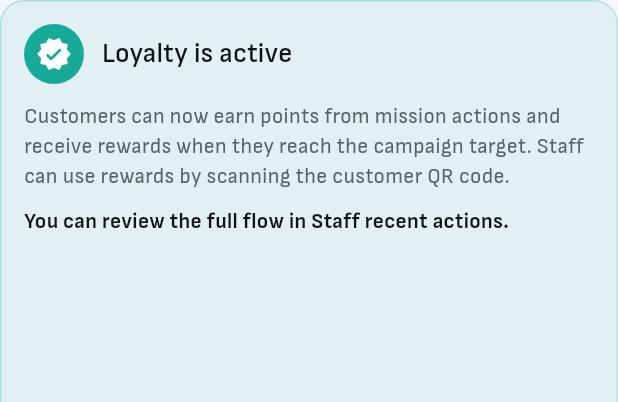
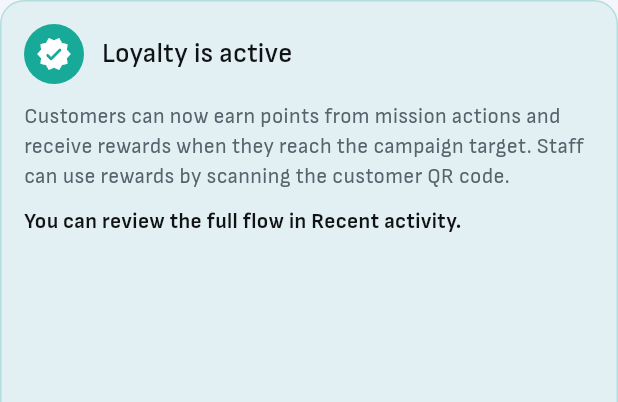
Before and after one commit to abiyarilangeroudi-sudo/zomia, a Flutter app: the _OwnerActiveLoyaltySummary widget shown alone on an empty page, opened directly, on a phone screen of 412 x 824 dp. Shown: the top 402 px of the screen. Run offline on Flutter 3.47's test engine with Material 3 defaults, Android fonts, the light colour scheme and no system bars; our stand-ins replace dio, flutter_riverpod, flutter_secure_storage, flutter_svg, go_router, qr_flutter and 1 more; missing offline and left inert: mobile_scanner; accounts and stored records are empty; network calls fail.

Commit message:
Polish owner recent activity copy

```diff
--- a/frontend/lib/features/owner_setup/presentation/owner_activity_dialog.dart
+++ b/frontend/lib/features/owner_setup/presentation/owner_activity_dialog.dart
@@ -37,7 +37,7 @@ class _OwnerRecentActionsDialogState
   Widget build(BuildContext context) {
     return Scaffold(
       appBar: AppTopBar(
-        title: 'Staff Recent Actions',
+        title: 'Recent activity',
         variant: AppTopBarVariant.modal,
       ),
       body: SafeArea(
@@ -94,11 +94,6 @@ class _OwnerRecentActionsDialogState
                 child: Column(
                   crossAxisAlignment: CrossAxisAlignment.stretch,
                   children: [
-                    const SectionHeader(
-                      title: 'Recent activity',
-                      subtitle: 'Latest staff actions for this business.',
-                    ),
-                    const SizedBox(height: 12),
                     ...activities.map((activity) {
                       final presentation = ownerActivityPresentation(activity);
                       return Padding(
--- a/frontend/lib/features/owner_setup/presentation/owner_screen.dart
+++ b/frontend/lib/features/owner_setup/presentation/owner_screen.dart
@@ -94,7 +94,7 @@ class _OwnerScreenState extends ConsumerState<OwnerScreen> {
             onMenu: () => _scaffoldKey.currentState?.openDrawer(),
             actions: [
               IconButton(
-                tooltip: 'Staff recent actions',
+                tooltip: 'Recent activity',
                 onPressed: _openRecentActionsDialog,
                 icon: const Icon(Icons.history_rounded),
               ),
--- a/frontend/lib/features/owner_setup/presentation/owner_setup_checklist.dart
+++ b/frontend/lib/features/owner_setup/presentation/owner_setup_checklist.dart
@@ -175,7 +175,7 @@ class _OwnerActiveLoyaltySummary extends StatelessWidget {
             ),
             const SizedBox(height: 10),
             Text(
-              'You can review the full flow in Staff recent actions.',
+              'You can review the full flow in Recent activity.',
               style: textTheme.bodyMedium?.copyWith(
                 color: BrandColors.textPrimary,
                 fontWeight: FontWeight.w700,
```
Also changed, not shown: 1 other file.
